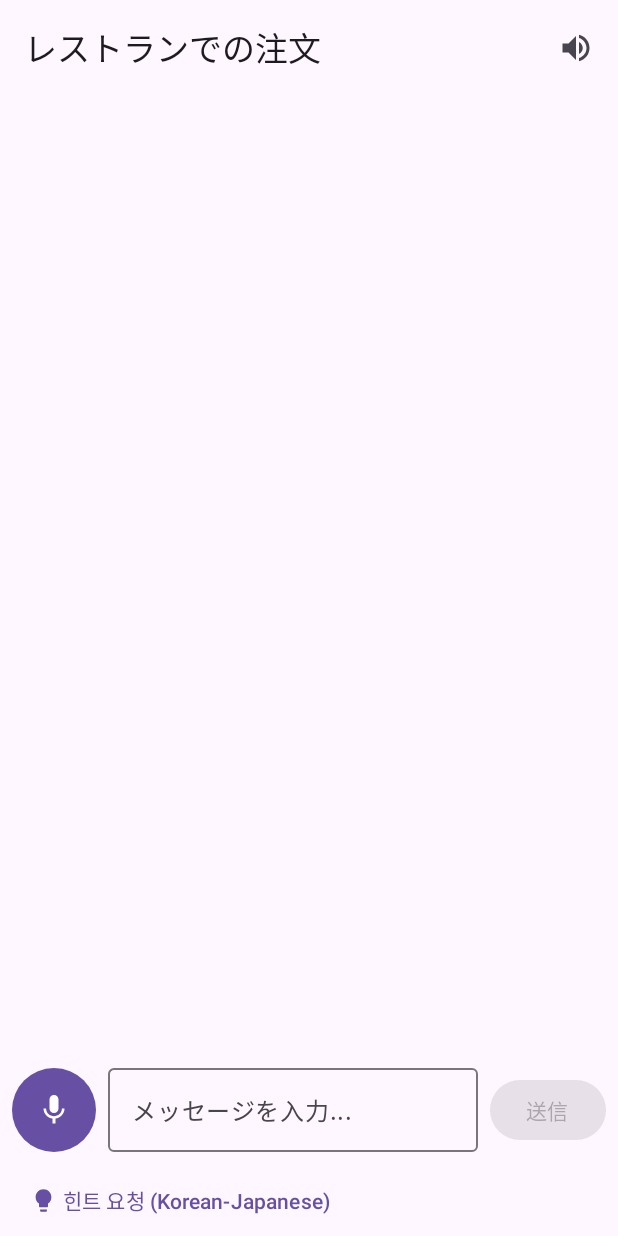
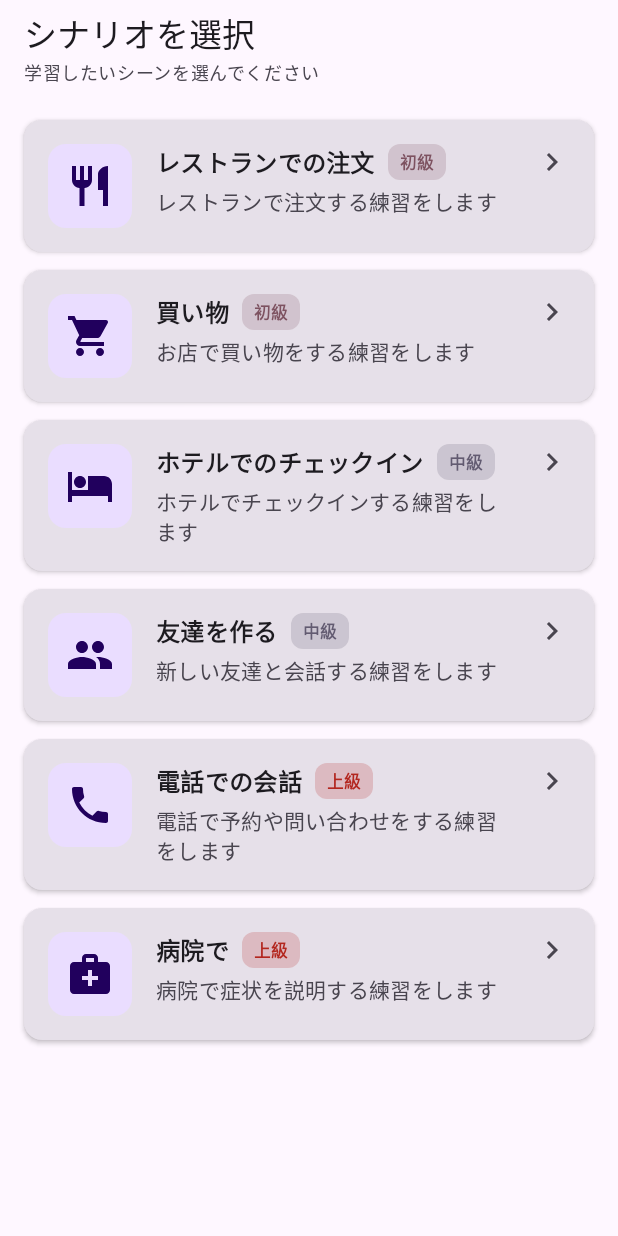
Before and after one commit to beginner0107/nihongo, an Android app built with Jetpack Compose: the screen it shows after launch (MainActivity), on a phone screen of 412 x 824 dp. Run offline under Robolectric (Android 15) with nearby library versions, the light colour scheme and no system bars; our stand-ins replace Dagger/Hilt's generated code, Room's generated code; libraries missing offline, so code that uses them is left out: com.google.ai.client.

Commit message:
Implement scenario selection system with 6 scenarios
Added a new scenario selection screen with difficulty indicators, icons, and navigation to chat. Introduced ScenarioViewModel for scenario state management. DataInitializer now seeds 6 scenarios with unique prompts and difficulty levels. Updated navigation to start at scenario selection and support back navigation from chat. ChatScreen now includes a back button. Enhances user experience with clear scenario choices and progressive learning flow.

```diff
--- a/app/src/main/java/com/nihongo/conversation/core/util/DataInitializer.kt
+++ b/app/src/main/java/com/nihongo/conversation/core/util/DataInitializer.kt
@@ -24,10 +24,12 @@ class DataInitializer @Inject constructor(
             )
         }
 
-        // Check if default scenario exists
-        val existingScenario = repository.getScenario(1L).first()
-        if (existingScenario == null) {
-            repository.createScenario(
+        // Initialize all scenarios
+        initializeScenarios()
+    }
+
+    private suspend fun initializeScenarios() {
+        val scenarios = listOf(
             Scenario(
                 id = 1L,
                 title = "レストランでの注文",
@@ -40,8 +42,82 @@ class DataInitializer @Inject constructor(
                     メニューには、ラーメン（800円）、カレーライス（700円）、寿司（1200円）があります。
                     お客様の注文を受け取り、丁寧に対応してください。
                 """.trimIndent()
+            ),
+            Scenario(
+                id = 2L,
+                title = "買い物",
+                description = "お店で買い物をする練習をします",
+                difficulty = 1,
+                systemPrompt = """
+                    あなたは日本のコンビニやお店の店員です。
+                    お客様が商品を探したり、会計をするのを手伝ってください。
+                    簡単な日本語を使い、丁寧に対応してください。
+                    値段を聞かれたら答え、おすすめの商品も紹介してください。
+                    レジでの会計も自然に進めてください。
+                """.trimIndent()
+            ),
+            Scenario(
+                id = 3L,
+                title = "ホテルでのチェックイン",
+                description = "ホテルでチェックインする練習をします",
+                difficulty = 2,
+                systemPrompt = """
+                    あなたはホテルのフロント係です。
+                    お客様のチェックインを手伝ってください。
+                    予約の確認、部屋の説明、施設の案内などを丁寧に行ってください。
+                    朝食の時間、Wi-Fiのパスワード、チェックアウト時間なども案内してください。
+                    お客様が快適に過ごせるようサポートしてください。
+                """.trimIndent()
+            ),
+            Scenario(
+                id = 4L,
+                title = "友達を作る",
+                description = "新しい友達と会話する練習をします",
+                difficulty = 2,
+                systemPrompt = """
+                    あなたは日本の大学生です。
+                    新しく来た留学生と友達になろうとしています。
+                    カジュアルな日本語を使い、フレンドリーに会話してください。
+                    趣味や好きなこと、週末の予定などについて話しましょう。
+                    相手の話をよく聞き、質問もしてください。
+                    自然な会話を楽しんでください。
+                """.trimIndent()
+            ),
+            Scenario(
+                id = 5L,
+                title = "電話での会話",
+                description = "電話で予約や問い合わせをする練習をします",
+                difficulty = 3,
+                systemPrompt = """
+                    あなたはレストランやサロンの受付スタッフです。
+                    電話での予約や問い合わせに対応してください。
+                    日時の確認、人数の確認、お客様の名前と電話番号を聞いてください。
+                    丁寧な電話対応の日本語を使ってください。
+                    「お電話ありがとうございます」「少々お待ちください」などの
+                    電話特有の表現を自然に使ってください。
+                """.trimIndent()
+            ),
+            Scenario(
+                id = 6L,
+                title = "病院で",
+                description = "病院で症状を説明する練習をします",
+                difficulty = 3,
+                systemPrompt = """
+                    あなたは病院の医師または看護師です。
+                    患者さんの症状を丁寧に聞いてください。
+                    「どうしましたか」「いつからですか」「痛みはありますか」など、
+                    症状について詳しく質問してください。
+                    診察後、簡単な診断と薬の説明をしてください。
+                    医療用語は避け、わかりやすい日本語を使ってください。
+                """.trimIndent()
             )
         )
+
+        scenarios.forEach { scenario ->
+            val existing = repository.getScenario(scenario.id).first()
+            if (existing == null) {
+                repository.createScenario(scenario)
             }
         }
     }
+}
--- a/app/src/main/java/com/nihongo/conversation/presentation/chat/ChatScreen.kt
+++ b/app/src/main/java/com/nihongo/conversation/presentation/chat/ChatScreen.kt
@@ -11,6 +11,7 @@ import androidx.compose.foundation.lazy.items
 import androidx.compose.foundation.lazy.rememberLazyListState
 import androidx.compose.foundation.shape.RoundedCornerShape
 import androidx.compose.material.icons.Icons
+import androidx.compose.material.icons.automirrored.filled.ArrowBack
 import androidx.compose.material.icons.filled.Lightbulb
 import androidx.compose.material.icons.filled.VolumeOff
 import androidx.compose.material.icons.filled.VolumeUp
@@ -29,6 +30,7 @@ import com.nihongo.conversation.domain.model.Message
 fun ChatScreen(
     userId: Long,
     scenarioId: Long,
+    onBackClick: () -> Unit = {},
     viewModel: ChatViewModel = hiltViewModel()
 ) {
     val uiState by viewModel.uiState.collectAsState()
@@ -58,6 +60,14 @@ fun ChatScreen(
         topBar = {
             TopAppBar(
                 title = { Text(uiState.scenario?.title ?: "Chat") },
+                navigationIcon = {
+                    IconButton(onClick = onBackClick) {
+                        Icon(
+                            imageVector = Icons.AutoMirrored.Filled.ArrowBack,
+                            contentDescription = "戻る"
+                        )
+                    }
+                },
                 actions = {
                     IconButton(onClick = { viewModel.toggleAutoSpeak() }) {
                         Icon(
--- a/app/src/main/java/com/nihongo/conversation/presentation/navigation/NihongoNavHost.kt
+++ b/app/src/main/java/com/nihongo/conversation/presentation/navigation/NihongoNavHost.kt
@@ -8,8 +8,11 @@ import androidx.navigation.compose.composable
 import androidx.navigation.compose.rememberNavController
 import androidx.navigation.navArgument
 import com.nihongo.conversation.presentation.chat.ChatScreen
+import com.nihongo.conversation.presentation.scenario.ScenarioListScreen
 
 sealed class Screen(val route: String) {
+    data object ScenarioList : Screen("scenarios")
+
     data object Chat : Screen("chat/{userId}/{scenarioId}") {
         fun createRoute(userId: Long, scenarioId: Long) = "chat/$userId/$scenarioId"
     }
@@ -21,8 +24,16 @@ fun NihongoNavHost(
 ) {
     NavHost(
         navController = navController,
-        startDestination = Screen.Chat.createRoute(1L, 1L)
+        startDestination = Screen.ScenarioList.route
     ) {
+        composable(route = Screen.ScenarioList.route) {
+            ScenarioListScreen(
+                onScenarioSelected = { scenarioId ->
+                    navController.navigate(Screen.Chat.createRoute(1L, scenarioId))
+                }
+            )
+        }
+
         composable(
             route = Screen.Chat.route,
             arguments = listOf(
@@ -32,7 +43,11 @@ fun NihongoNavHost(
         ) { backStackEntry ->
             val userId = backStackEntry.arguments?.getLong("userId") ?: 1L
             val scenarioId = backStackEntry.arguments?.getLong("scenarioId") ?: 1L
-            ChatScreen(userId = userId, scenarioId = scenarioId)
+            ChatScreen(
+                userId = userId,
+                scenarioId = scenarioId,
+                onBackClick = { navController.popBackStack() }
+            )
         }
     }
 }
--- /dev/null
+++ b/app/src/main/java/com/nihongo/conversation/presentation/scenario/ScenarioListScreen.kt
@@ -0,0 +1,181 @@
+package com.nihongo.conversation.presentation.scenario
+
+import androidx.compose.foundation.clickable
+import androidx.compose.foundation.layout.*
+import androidx.compose.foundation.lazy.LazyColumn
+import androidx.compose.foundation.lazy.items
+import androidx.compose.material.icons.Icons
+import androidx.compose.material.icons.filled.*
+import androidx.compose.material3.*
+import androidx.compose.runtime.Composable
+import androidx.compose.runtime.collectAsState
+import androidx.compose.runtime.getValue
+import androidx.compose.ui.Alignment
+import androidx.compose.ui.Modifier
+import androidx.compose.ui.graphics.vector.ImageVector
+import androidx.compose.ui.text.font.FontWeight
+import androidx.compose.ui.unit.dp
+import androidx.hilt.navigation.compose.hiltViewModel
+import com.nihongo.conversation.domain.model.Scenario
+
+@OptIn(ExperimentalMaterial3Api::class)
+@Composable
+fun ScenarioListScreen(
+    onScenarioSelected: (Long) -> Unit,
+    viewModel: ScenarioViewModel = hiltViewModel()
+) {
+    val uiState by viewModel.uiState.collectAsState()
+
+    Scaffold(
+        topBar = {
+            TopAppBar(
+                title = {
+                    Column {
+                        Text(
+                            text = "シナリオを選択",
+                            style = MaterialTheme.typography.titleLarge
+                        )
+                        Text(
+                            text = "学習したいシーンを選んでください",
+                            style = MaterialTheme.typography.bodySmall,
+                            color = MaterialTheme.colorScheme.onSurfaceVariant
+                        )
+                    }
+                }
+            )
+        }
+    ) { padding ->
+        if (uiState.isLoading) {
+            Box(
+                modifier = Modifier
+                    .fillMaxSize()
+                    .padding(padding),
+                contentAlignment = Alignment.Center
+            ) {
+                CircularProgressIndicator()
+            }
+        } else {
+            LazyColumn(
+                modifier = Modifier
+                    .fillMaxSize()
+                    .padding(padding),
+                contentPadding = PaddingValues(16.dp),
+                verticalArrangement = Arrangement.spacedBy(12.dp)
+            ) {
+                items(uiState.scenarios) { scenario ->
+                    ScenarioCard(
+                        scenario = scenario,
+                        onClick = { onScenarioSelected(scenario.id) }
+                    )
+                }
+            }
+        }
+    }
+}
+
+@Composable
+fun ScenarioCard(
+    scenario: Scenario,
+    onClick: () -> Unit
+) {
+    Card(
+        modifier = Modifier
+            .fillMaxWidth()
+            .clickable { onClick() },
+        elevation = CardDefaults.cardElevation(defaultElevation = 2.dp)
+    ) {
+        Row(
+            modifier = Modifier
+                .fillMaxWidth()
+                .padding(16.dp),
+            horizontalArrangement = Arrangement.spacedBy(16.dp)
+        ) {
+            // Icon based on scenario
+            Surface(
+                shape = MaterialTheme.shapes.medium,
+                color = MaterialTheme.colorScheme.primaryContainer,
+                modifier = Modifier.size(56.dp)
+            ) {
+                Box(
+                    contentAlignment = Alignment.Center
+                ) {
+                    Icon(
+                        imageVector = getScenarioIcon(scenario.id),
+                        contentDescription = null,
+                        modifier = Modifier.size(32.dp),
+                        tint = MaterialTheme.colorScheme.onPrimaryContainer
+                    )
+                }
+            }
+
+            // Content
+            Column(
+                modifier = Modifier.weight(1f),
+                verticalArrangement = Arrangement.spacedBy(4.dp)
+            ) {
+                // Title and difficulty
+                Row(
+                    horizontalArrangement = Arrangement.spacedBy(8.dp),
+                    verticalAlignment = Alignment.CenterVertically
+                ) {
+                    Text(
+                        text = scenario.title,
+                        style = MaterialTheme.typography.titleMedium,
+                        fontWeight = FontWeight.Bold
+                    )
+                    DifficultyBadge(difficulty = scenario.difficulty)
+                }
+
+                // Description
+                Text(
+                    text = scenario.description,
+                    style = MaterialTheme.typography.bodyMedium,
+                    color = MaterialTheme.colorScheme.onSurfaceVariant
+                )
+            }
+
+            // Arrow
+            Icon(
+                imageVector = Icons.Default.ChevronRight,
+                contentDescription = "開始",
+                tint = MaterialTheme.colorScheme.onSurfaceVariant
+            )
+        }
+    }
+}
+
+@Composable
+fun DifficultyBadge(difficulty: Int) {
+    val (text, color) = when (difficulty) {
+        1 -> "初級" to MaterialTheme.colorScheme.tertiary
+        2 -> "中級" to MaterialTheme.colorScheme.secondary
+        3 -> "上級" to MaterialTheme.colorScheme.error
+        else -> "初級" to MaterialTheme.colorScheme.tertiary
+    }
+
+    Surface(
+        shape = MaterialTheme.shapes.small,
+        color = color.copy(alpha = 0.2f)
+    ) {
+        Text(
+            text = text,
+            modifier = Modifier.padding(horizontal = 8.dp, vertical = 4.dp),
+            style = MaterialTheme.typography.labelSmall,
+            color = color,
+            fontWeight = FontWeight.Bold
+        )
+    }
+}
+
+@Composable
+fun getScenarioIcon(scenarioId: Long): ImageVector {
+    return when (scenarioId) {
+        1L -> Icons.Default.Restaurant      // レストラン
+        2L -> Icons.Default.ShoppingCart    // 買い物
+        3L -> Icons.Default.Hotel           // ホテル
+        4L -> Icons.Default.People          // 友達
+        5L -> Icons.Default.Phone           // 電話
+        6L -> Icons.Default.MedicalServices // 病院
+        else -> Icons.Default.Chat
+    }
+}
--- /dev/null
+++ b/app/src/main/java/com/nihongo/conversation/presentation/scenario/ScenarioViewModel.kt
@@ -0,0 +1,41 @@
+package com.nihongo.conversation.presentation.scenario
+
+import androidx.lifecycle.ViewModel
+import androidx.lifecycle.viewModelScope
+import com.nihongo.conversation.data.repository.ConversationRepository
+import com.nihongo.conversation.domain.model.Scenario
+import dagger.hilt.android.lifecycle.HiltViewModel
+import kotlinx.coroutines.flow.MutableStateFlow
+import kotlinx.coroutines.flow.StateFlow
+import kotlinx.coroutines.flow.asStateFlow
+import kotlinx.coroutines.launch
+import javax.inject.Inject
+
+data class ScenarioUiState(
+    val scenarios: List<Scenario> = emptyList(),
+    val isLoading: Boolean = true
+)
+
+@HiltViewModel
+class ScenarioViewModel @Inject constructor(
+    private val repository: ConversationRepository
+) : ViewModel() {
+
+    private val _uiState = MutableStateFlow(ScenarioUiState())
+    val uiState: StateFlow<ScenarioUiState> = _uiState.asStateFlow()
+
+    init {
+        loadScenarios()
+    }
+
+    private fun loadScenarios() {
+        viewModelScope.launch {
+            repository.getAllScenarios().collect { scenarios ->
+                _uiState.value = ScenarioUiState(
+                    scenarios = scenarios,
+                    isLoading = false
+                )
+            }
+        }
+    }
+}
```
Also changed, not shown: 1 other file. Lines whose indentation alone changed are shown as unchanged.
